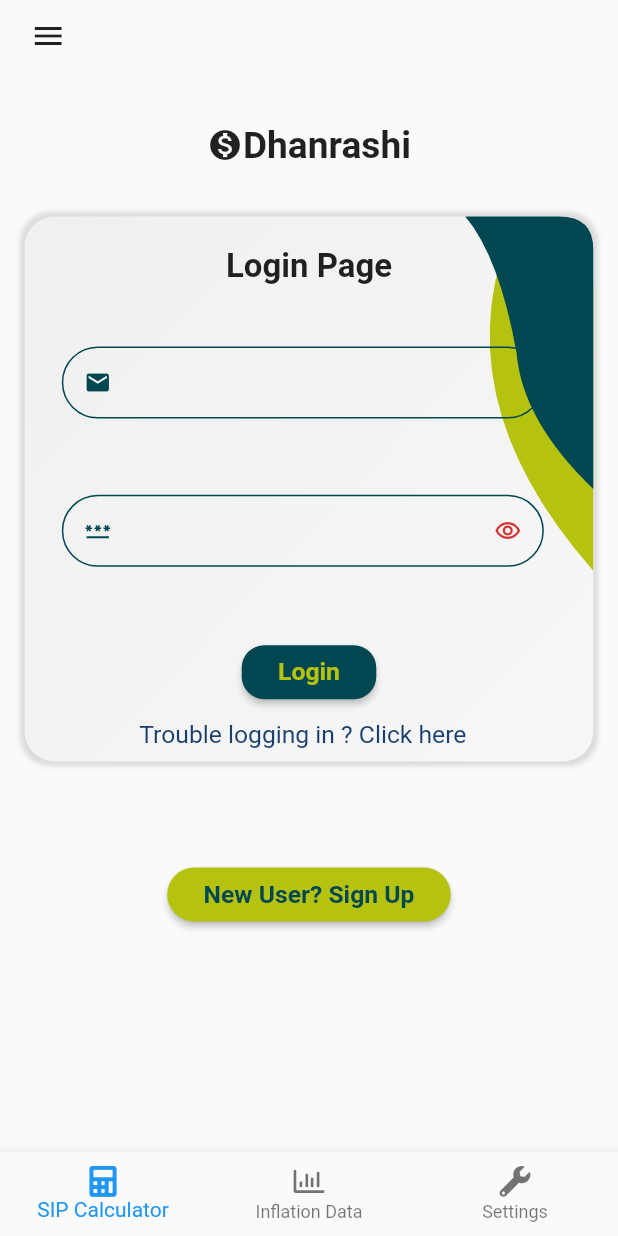
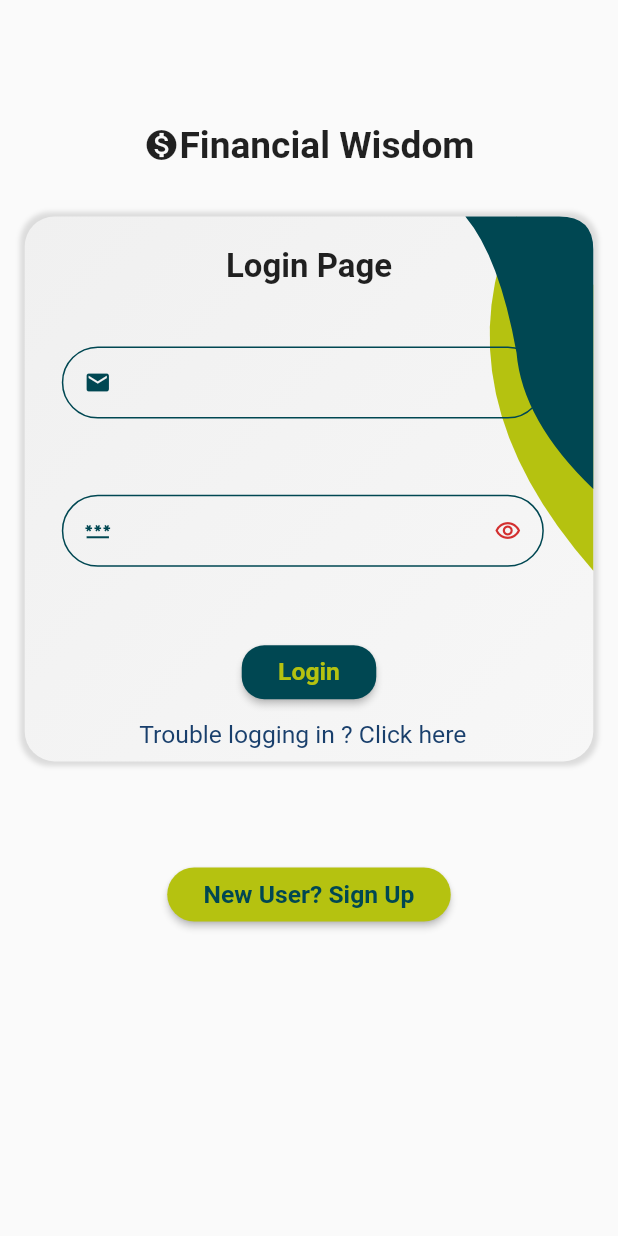
Before and after one commit to DRcollab/Dhanrashi_Source, a Flutter app: the screen it shows after launch, on a phone screen of 412 x 824 dp. Run offline on Flutter 3.47's test engine with Material 2 defaults, Android fonts, the phone set to English and light mode, and no system bars; our stand-ins replace charts_flutter, cloud_firestore, connectivity, firebase_auth, firebase_core, flutter_svg and 7 more; missing offline and left inert: dart:ffi, flutter_rounded_date_picker, loading_gifs, matrix2d; accounts and stored records are empty; project files that could hold a hidden picture were left out.

```diff
--- a/lib/components/custom_text_field.dart
+++ b/lib/components/custom_text_field.dart
@@ -224,6 +224,7 @@ class NumberInputField extends StatefulWidget {
   bool enabled;
   final Function()? validator;
   final Function()? onFocusLost;
+  Widget suggestiveIcon;
 
   NumberInputField({
     this.hintText = '',
@@ -239,6 +240,7 @@ class NumberInputField extends StatefulWidget {
     this.enabled = true,
     this.validator,
     this.onFocusLost,
+    required this.suggestiveIcon,
   });
 
 
@@ -276,6 +278,10 @@ class _NumberInputFieldState extends State<NumberInputField> {
                 padding:  EdgeInsets.only(left: 0.0, right: 2.w, top:2.h, bottom: 0.0),
                 child: Text(widget.label),
               ),
+            ),
+            Padding(
+              padding: const EdgeInsets.only(right: 48.0, top:18.0),
+              child: widget.suggestiveIcon,
             ),
             Flexible(child: Padding(
               padding:  EdgeInsets.only(left: 0.0, right: 2.w, top:2.h, bottom: 0.0),
--- a/lib/components/investment_entry_sheet.dart
+++ b/lib/components/investment_entry_sheet.dart
@@ -605,6 +605,10 @@ class _InvestmentSheetState extends State<InvestmentSheet> {
                 max:30,
                 divisions: 30,
                 labelText: 'Expected return per year',
+                suggestiveIcon: Tooltip(
+                  message: 'Last year Nifty grew at ${Global.stockReturn}%',
+                  child:Icon(Icons.info),
+                ),
                 textPrecision: 2,
                 sliderValue: expectedRoi,
                 suffix: '%      ',
--- a/lib/components/utilities.dart
+++ b/lib/components/utilities.dart
@@ -114,6 +114,10 @@ class Utility{
 
   }
 
+  static showToolTip(BuildContext context, String msg, Widget child){
+    return Tooltip(message: msg, child: child,);
+  }
+
 
   static showErrorMessage(BuildContext context, String e){
     showModalBottomSheet(
--- a/lib/data/financial_calculator.dart
+++ b/lib/data/financial_calculator.dart
@@ -88,7 +88,8 @@ class Calculator {
           // } else {
           //   futureValue = futureValue * (1 + newInv.investmentRoi);
         } else {
-          futureValue = futureValue;
+          //futureValue = futureValue;
+          futureValue = futureValue * (1 + newInv.investmentRoi);
         }
 
         investmentAnnualAmt.add(futureValue.toStringAsFixed(2));
--- a/lib/data/global.dart
+++ b/lib/data/global.dart
@@ -8,6 +8,6 @@ class Global{
   static int longestInvestmentDuration = 0;
   static int longestGoalDuration=0;
   static int longestGoalCount = 0;
-
+  static double stockReturn = 0;
 
 }
--- a/lib/login_screen.dart
+++ b/lib/login_screen.dart
@@ -238,6 +238,7 @@ class _LoginScreenState extends State<LoginScreen>  with InputValidationMixin{
           },
           child: CustomScaffold(
             rightButton: SizedBox(),
+            leftButton: SizedBox(),
             child: ListView(
               children: [
                 Padding(
@@ -250,7 +251,7 @@ class _LoginScreenState extends State<LoginScreen>  with InputValidationMixin{
                         mainAxisAlignment: MainAxisAlignment.center,
                         children: [
                           Icon(Icons.monetization_on),
-                          Text('Dhanrashi', style:DefaultValues.kH1(context),),
+                          Text('Financial Wisdom', style:DefaultValues.kH1(context),),
                         ],
                       ),
                       Padding(
@@ -437,21 +438,22 @@ class _LoginScreenState extends State<LoginScreen>  with InputValidationMixin{
                 ),
               ],
             ),
-            bottomNavigationBar: BottomNavigationBar(
-              items: [
-                BottomNavigationBarItem(
-                  icon: FaIcon(FontAwesomeIcons.calculator,size: 15.sp,),
-                  label: 'SIP Calculator',
-
-                ),
-                BottomNavigationBarItem(icon: FaIcon(FontAwesomeIcons.chartBar,size: 15.sp,),
-                    label: 'Inflation Data'
-                ),
-                BottomNavigationBarItem(icon: FaIcon(FontAwesomeIcons.wrench,size: 15.sp,),
-                    label: 'Settings'
-                ),
-              ],
-            ),
+            bottomNavigationBar: SizedBox(),
+            // BottomNavigationBar(
+            //   items: [
+            //     BottomNavigationBarItem(
+            //       icon: FaIcon(FontAwesomeIcons.calculator,size: 15.sp,),
+            //       label: 'SIP Calculator',
+            //
+            //     ),
+            //     BottomNavigationBarItem(icon: FaIcon(FontAwesomeIcons.chartBar,size: 15.sp,),
+            //         label: 'Inflation Data'
+            //     ),
+            //     BottomNavigationBarItem(icon: FaIcon(FontAwesomeIcons.wrench,size: 15.sp,),
+            //         label: 'Settings'
+            //     ),
+            //   ],
+            // ),
           ),
         );
       }
--- a/lib/profiler.dart
+++ b/lib/profiler.dart
@@ -517,8 +517,8 @@ class _NamePickerState extends State<NamePicker> {
                           ),
                         ),
 
-
-                        SizedBox(height: 4.h,),
+                        Text('Click the image to Edit'),
+                        SizedBox(height: 2.h,),
                         Padding(
                             padding:DefaultValues.kTextFieldPadding(context),
                                 child: Form(
--- a/lib/reset_screen.dart
+++ b/lib/reset_screen.dart
@@ -97,6 +97,7 @@ class _ResetScreenState extends State<ResetScreen>  with InputValidationMixin{
   Widget build(BuildContext context) {
     return CustomScaffold(
       rightButton: SizedBox(),
+      leftButton: SizedBox(),
       child: Column(
         mainAxisAlignment: MainAxisAlignment.center,
         children: [
@@ -220,21 +221,22 @@ class _ResetScreenState extends State<ResetScreen>  with InputValidationMixin{
           ),
         ],
       ),
-      bottomNavigationBar: BottomNavigationBar(
-        items: [
-          BottomNavigationBarItem(
-            icon: FaIcon(FontAwesomeIcons.calculator),
-            label: 'SIP Calculator',
-
-          ),
-          BottomNavigationBarItem(icon: FaIcon(FontAwesomeIcons.chartBar),
-              label: 'Inflation Data'
-          ),
-          BottomNavigationBarItem(icon: FaIcon(FontAwesomeIcons.wrench),
-              label: 'Settings'
-          ),
-        ],
-      ),
+      bottomNavigationBar: SizedBox(),
+      // BottomNavigationBar(
+      //   items: [
+      //     BottomNavigationBarItem(
+      //       icon: FaIcon(FontAwesomeIcons.calculator),
+      //       label: 'SIP Calculator',
+      //
+      //     ),
+      //     BottomNavigationBarItem(icon: FaIcon(FontAwesomeIcons.chartBar),
+      //         label: 'Inflation Data'
+      //     ),
+      //     BottomNavigationBarItem(icon: FaIcon(FontAwesomeIcons.wrench),
+      //         label: 'Settings'
+      //     ),
+      //   ],
+      // ),
 
     );
   }
--- a/lib/signup_page.dart
+++ b/lib/signup_page.dart
@@ -129,6 +129,7 @@ import 'package:sizer/sizer.dart';
       },
       child: CustomScaffold(
         rightButton: SizedBox(),
+        leftButton: SizedBox(),
         child: ListView(
           children: [
             Padding(
@@ -361,21 +362,22 @@ import 'package:sizer/sizer.dart';
             ),
           ],
         ),
-        bottomNavigationBar: BottomNavigationBar(
-          items: [
-            BottomNavigationBarItem(
-              icon: FaIcon(FontAwesomeIcons.calculator,size: 15.sp,),
-              label: 'SIP Calculator',
-
-            ),
-            BottomNavigationBarItem(icon: FaIcon(FontAwesomeIcons.chartBar,size: 15.sp,),
-                label: 'Inflation Data'
-            ),
-            BottomNavigationBarItem(icon: FaIcon(FontAwesomeIcons.wrench,size: 15.sp,),
-                label: 'Settings'
-            ),
-          ],
-        ),
+        bottomNavigationBar: SizedBox(),
+        // BottomNavigationBar(
+        //   items: [
+        //     BottomNavigationBarItem(
+        //       icon: FaIcon(FontAwesomeIcons.calculator,size: 15.sp,),
+        //       label: 'SIP Calculator',
+        //
+        //     ),
+        //     BottomNavigationBarItem(icon: FaIcon(FontAwesomeIcons.chartBar,size: 15.sp,),
+        //         label: 'Inflation Data'
+        //     ),
+        //     BottomNavigationBarItem(icon: FaIcon(FontAwesomeIcons.wrench,size: 15.sp,),
+        //         label: 'Settings'
+        //     ),
+        //   ],
+        // ),
       ),
     );
   }
```
Also changed, not shown: lib/components/labeled_slider.dart (+8 -9 lines), lib/dashboard.dart (+13 -0 lines).
